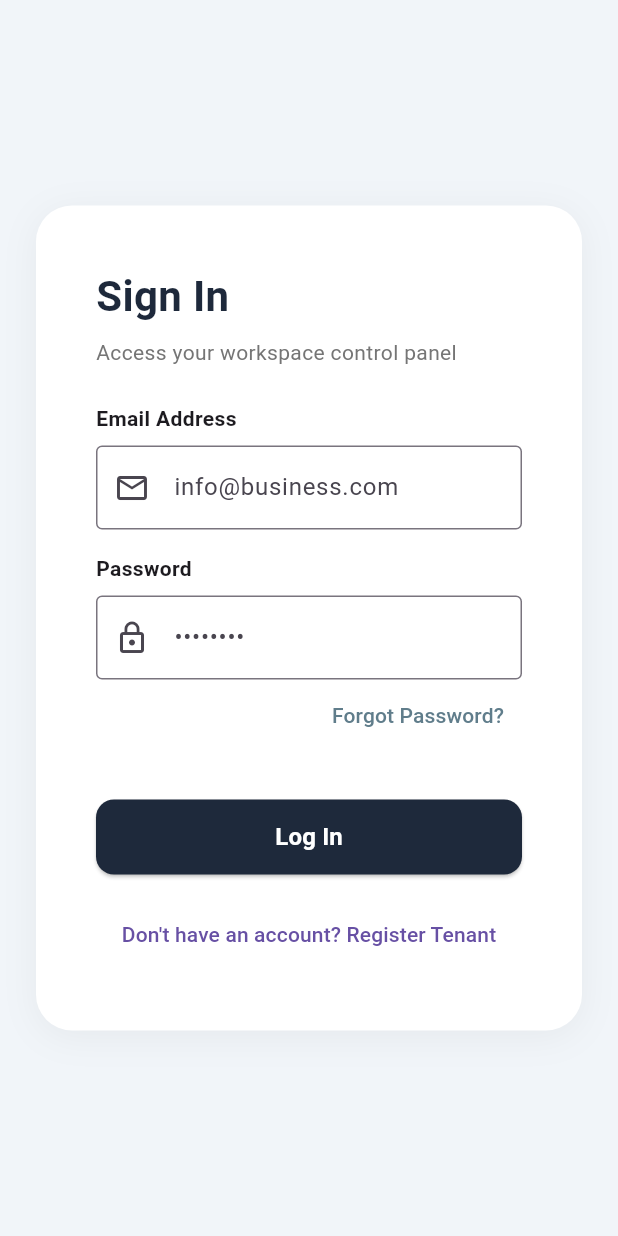
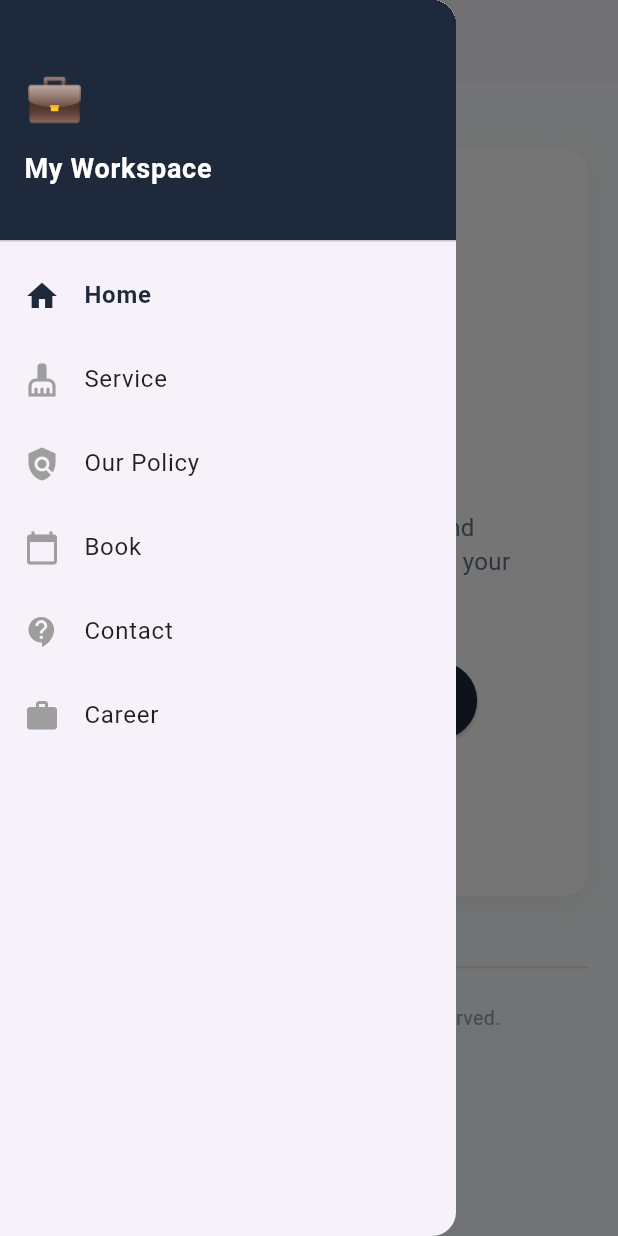
Before and after one commit to SFMASTER66/Pet, a Flutter app: the screen it shows after launch, with the side drawer open (before the commit the screen has no drawer), on a phone screen of 412 x 824 dp. Run offline on Flutter 3.47's test engine with Material 3 defaults, Android fonts, the phone set to English and light mode, and no system bars; our stand-ins replace go_router, shared_preferences, table_calendar; missing offline and left inert: flutter_stripe.

Commit message:
Add customer services pages

```diff
--- a/pet_hub_frontend/lib/main.dart
+++ b/pet_hub_frontend/lib/main.dart
@@ -7,34 +7,39 @@ import 'views/auth_wrapper.dart';
 import 'models/merchant_config.dart';
 import 'views/business_dashboard.dart';
 import 'package:flutter/foundation.dart';
-import 'package:flutter/material.dart';
 import 'package:flutter_stripe/flutter_stripe.dart';
-import 'package:flutter_web_plugins/url_strategy.dart';
 import 'config/app_config.dart';
 
+// Customer view imports
+import 'views/customer/customer_home_page.dart';
+import 'views/customer/customer_services_page.dart';
+import 'views/customer/customer_policy_page.dart';
+import 'views/customer/customer_book_page.dart';
+import 'views/customer/customer_contact_page.dart';
+import 'views/customer/customer_career_page.dart';
+
 String? jwtToken;
-bool isAdmin = false; // 👈 Track dashboard permission context globally
+bool isAdmin = false;
 late MerchantConfig globalMerchantConfig;
 late SharedPreferences prefs;
 
+const String kBaseUrl = 'http://localhost:8080';
+
 final GoRouter _router = GoRouter(
-  initialLocation: '/api/v1/login',
+  initialLocation: '/',
 
   redirect: (BuildContext context, GoRouterState state) {
     final bool loggingIn = state.matchedLocation == '/api/v1/login' ||
                            state.matchedLocation == '/api/v1/register';
 
-    // 🛠️ FIX: Only read from storage cache if runtime memory variables are empty
-    // This prevents overwriting the freshly assigned 'true' state with stale storage values during redirect transitions
     jwtToken ??= prefs.getString('jwt_token');
     if (prefs.containsKey('is_admin') && jwtToken != null) {
-      // If memory says true, preserve it; otherwise fallback to cache
       isAdmin = isAdmin || (prefs.getBool('is_admin') ?? false);
     }
 
     if (jwtToken == null) {
       if (loggingIn) return null;
-      return '/api/v1/login';
+      return null;
     }
 
     if (loggingIn) {
@@ -51,18 +56,76 @@ final GoRouter _router = GoRouter(
   },
 
   routes: [
+    // ---------------- Customer Routes ----------------
+    // Root landing page
+    GoRoute(
+      path: '/',
+      builder: (context, state) => CustomerHomePage(
+        config: globalMerchantConfig,
+        baseUrl: kBaseUrl,
+      ),
+    ),
+    // Route matching CustomerLayoutWrapper logo and 'Home' button navigation
+    GoRoute(
+      path: '/customer',
+      builder: (context, state) => CustomerHomePage(
+        config: globalMerchantConfig,
+        baseUrl: kBaseUrl,
+      ),
+    ),
+    // Service route
+    GoRoute(
+      path: '/customer/service',
+      builder: (context, state) => CustomerServicesPage(
+        config: globalMerchantConfig,
+      ),
+    ),
+    // Booking route
+    GoRoute(
+      path: '/customer/book',
+      builder: (context, state) => CustomerBookPage(
+        config: globalMerchantConfig,
+        baseUrl: kBaseUrl,
+      ),
+    ),
+    // Policy route
+    GoRoute(
+      path: '/customer/policy',
+      builder: (context, state) => CustomerPolicyPage(
+        config: globalMerchantConfig,
+        // baseUrl: kBaseUrl,
+      ),
+    ),
+    // Contact route
+    GoRoute(
+      path: '/customer/contact',
+      builder: (context, state) => CustomerContactPage(
+        config: globalMerchantConfig,
+        // baseUrl: kBaseUrl,
+      ),
+    ),
+    // Career route
+    GoRoute(
+      path: '/customer/career',
+      builder: (context, state) => CustomerCareerPage(
+        config: globalMerchantConfig,
+        // baseUrl: kBaseUrl,
+      ),
+    ),
+
+    // ---------------- Merchant Routes ----------------
     GoRoute(
       path: '/api/v1/login',
       builder: (context, state) => MerchantAuthWrapper(
         isRegisterMode: false,
-        onUpdateAuth: _handleAuthUpdate, // 👈 Handled via explicit functional callback method
+        onUpdateAuth: _handleAuthUpdate,
       ),
     ),
     GoRoute(
       path: '/api/v1/register',
       builder: (context, state) => MerchantAuthWrapper(
         isRegisterMode: true,
-        onUpdateAuth: _handleAuthUpdate, // 👈 Handled via explicit functional callback method
+        onUpdateAuth: _handleAuthUpdate,
       ),
     ),
     GoRoute(
@@ -71,7 +134,7 @@ final GoRouter _router = GoRouter(
         return UnifiedMerchantDashboard(
           config: globalMerchantConfig,
           authToken: jwtToken ?? '',
-          isAdmin: isAdmin, // 👈 FIXED: Parameter successfully injected
+          isAdmin: isAdmin,
           onLogout: () async {
             await prefs.remove('jwt_token');
             await prefs.remove('cached_config');
@@ -85,7 +148,6 @@ final GoRouter _router = GoRouter(
           },
           onConfigChanged: (updatedConfig) async {
             globalMerchantConfig = updatedConfig;
-            // Changed to .toJson() 👇
             await prefs.setString('cached_config', jsonEncode(updatedConfig.toJson()));
           },
         );
@@ -94,14 +156,11 @@ final GoRouter _router = GoRouter(
   ],
 );
 
-// Unified centralized authorization updates orchestrator execution block
 Future<void> _handleAuthUpdate(String token, String role, Map<String, dynamic> configPayload) async {
   jwtToken = token;
   isAdmin = (role == 'MERCHANT_ADMIN');
-  // Changed to .fromJson() 👇
   globalMerchantConfig = MerchantConfig.fromJson(configPayload);
 
-  // 🛠️ Synchronize elements completely before triggering router mutations
   await prefs.setString('jwt_token', token);
   await prefs.setBool('is_admin', isAdmin);
   await prefs.setString('cached_config', jsonEncode(configPayload));
@@ -112,7 +171,6 @@ Future<void> _handleAuthUpdate(String token, String role, Map<String, dynamic> c
       .trim()
       .replaceAll(RegExp(r'\s+'), '-');
 
-  // Trigger routing after the updates above are securely finalized
   _router.go('/api/v1/$businessSlug/dashboard');
 }
 
@@ -120,7 +178,6 @@ void main() async {
   usePathUrlStrategy();
   WidgetsFlutterBinding.ensureInitialized();
 
-  // ⚡ Configure Stripe synchronously without dotenv load issues
   Stripe.publishableKey = AppConfig.stripePublishableKey;
 
   if (!kIsWeb) {
@@ -128,7 +185,6 @@ void main() async {
     Stripe.urlScheme = AppConfig.urlScheme;
   }
 
-  // Safe apply settings call with fallback
   try {
     await Stripe.instance.applySettings();
   } catch (e) {
@@ -152,11 +208,10 @@ void main() async {
 }
 
 void _loadDefaultConfig() {
-  // Changed to .fromJson() 👇
   globalMerchantConfig = MerchantConfig.fromJson({
     'businessName': 'My Workspace',
     'logoIcon': '💼',
-    'primaryColor': '0xFF1E293B', // Wrapped in quotes to match hex string parsing if required by your model
+    'primaryColor': '0xFF1E293B',
     'tags': ['General'],
     'uiDictionary': {
       'btn_book': 'Book Appointment (Manual)',
--- /dev/null
+++ b/pet_hub_frontend/lib/views/customer/customer_home_page.dart
@@ -0,0 +1,91 @@
+import 'package:flutter/material.dart';
+import 'package:go_router/go_router.dart';
+import '../../models/merchant_config.dart';
+import 'customer_layout.dart';
+
+class CustomerHomePage extends StatelessWidget {
+  final MerchantConfig config;
+  final String baseUrl;
+
+  const CustomerHomePage({
+    super.key,
+    required this.config,
+    required this.baseUrl,
+  });
+
+  @override
+  Widget build(BuildContext context) {
+    return CustomerLayoutWrapper(
+      config: config,
+      activeTab: CustomerTab.home,
+      child: Column(
+        crossAxisAlignment: CrossAxisAlignment.center,
+        children: [
+          const SizedBox(height: 20),
+          Container(
+            width: double.infinity,
+            padding: const EdgeInsets.all(40),
+            decoration: BoxDecoration(
+              color: Colors.white,
+              borderRadius: BorderRadius.circular(16),
+              boxShadow: [
+                BoxShadow(
+                  color: Colors.black.withOpacity(0.04),
+                  blurRadius: 12,
+                  offset: const Offset(0, 4),
+                ),
+              ],
+            ),
+            child: Column(
+              children: [
+                Text(config.logoIcon, style: const TextStyle(fontSize: 64)),
+                const SizedBox(height: 16),
+                Text(
+                  "Welcome to ${config.businessName}",
+                  style: const TextStyle(
+                    fontSize: 28,
+                    fontWeight: FontWeight.bold,
+                    color: Color(0xFF0F172A),
+                  ),
+                  textAlign: TextAlign.center,
+                ),
+                const SizedBox(height: 12),
+                const Text(
+                  "Providing top-tier pet care and specialized services tailored for your needs.",
+                  style: TextStyle(fontSize: 16, color: Color(0xFF64748B)),
+                  textAlign: TextAlign.center,
+                ),
+                const SizedBox(height: 32),
+                Wrap(
+                  spacing: 16,
+                  runSpacing: 12,
+                  alignment: WrapAlignment.center,
+                  children: [
+                    ElevatedButton.icon(
+                      onPressed: () => context.go('/customer/book'),
+                      style: ElevatedButton.styleFrom(
+                        backgroundColor: config.primaryColor,
+                        foregroundColor: Colors.white,
+                        padding: const EdgeInsets.symmetric(horizontal: 24, vertical: 16),
+                      ),
+                      icon: const Icon(Icons.calendar_month, size: 18),
+                      label: const Text('Book Appointment Now'),
+                    ),
+                    OutlinedButton.icon(
+                      onPressed: () => context.go('/customer/service'),
+                      style: OutlinedButton.styleFrom(
+                        padding: const EdgeInsets.symmetric(horizontal: 24, vertical: 16),
+                      ),
+                      icon: const Icon(Icons.list_alt, size: 18),
+                      label: const Text('View All Services'),
+                    ),
+                  ],
+                ),
+              ],
+            ),
+          ),
+        ],
+      ),
+    );
+  }
+}
--- /dev/null
+++ b/pet_hub_frontend/lib/views/customer/customer_layout.dart
@@ -0,0 +1,150 @@
+import 'package:flutter/material.dart';
+import 'package:go_router/go_router.dart';
+import '../../models/merchant_config.dart';
+
+enum CustomerTab { home, service, policy, book, contact, career }
+
+class CustomerLayoutWrapper extends StatelessWidget {
+  final MerchantConfig config;
+  final CustomerTab activeTab;
+  final Widget child;
+
+  const CustomerLayoutWrapper({
+    super.key,
+    required this.config,
+    required this.activeTab,
+    required this.child,
+  });
+
+  @override
+  Widget build(BuildContext context) {
+    final isMobile = MediaQuery.of(context).size.width < 850;
+
+    return Scaffold(
+      backgroundColor: const Color(0xFFF8FAFC),
+      appBar: AppBar(
+        elevation: 1,
+        backgroundColor: Colors.white,
+        centerTitle: false,
+        iconTheme: IconThemeData(color: config.primaryColor),
+        title: InkWell(
+          onTap: () => context.go('/customer'),
+          child: Row(
+            mainAxisSize: MainAxisSize.min,
+            children: [
+              Text(config.logoIcon, style: const TextStyle(fontSize: 22)),
+              const SizedBox(width: 8),
+              Flexible(
+                child: Text(
+                  config.businessName,
+                  style: TextStyle(
+                    fontWeight: FontWeight.bold,
+                    color: config.primaryColor,
+                    fontSize: 18,
+                  ),
+                  overflow: TextOverflow.ellipsis,
+                ),
+              ),
+            ],
+          ),
+        ),
+        actions: isMobile
+            ? null
+            : [
+                _navBtn(context, 'Home', '/customer', activeTab == CustomerTab.home),
+                _navBtn(context, 'Service', '/customer/service', activeTab == CustomerTab.service),
+                _navBtn(context, 'Our Policy', '/customer/policy', activeTab == CustomerTab.policy),
+                _navBtn(context, 'Book', '/customer/book', activeTab == CustomerTab.book),
+                _navBtn(context, 'Contact', '/customer/contact', activeTab == CustomerTab.contact),
+                _navBtn(context, 'Career', '/customer/career', activeTab == CustomerTab.career),
+                const SizedBox(width: 16),
+              ],
+      ),
+      drawer: isMobile ? _buildMobileDrawer(context) : null,
+      body: SafeArea(
+        child: SingleChildScrollView(
+          padding: const EdgeInsets.symmetric(horizontal: 20, vertical: 24),
+          child: Center(
+            child: ConstrainedBox(
+              constraints: const BoxConstraints(maxWidth: 1000),
+              child: Column(
+                children: [
+                  child,
+                  const SizedBox(height: 40),
+                  Divider(color: Colors.grey.shade300),
+                  const SizedBox(height: 16),
+                  Text(
+                    "© ${DateTime.now().year} ${config.businessName}. All rights reserved.",
+                    style: const TextStyle(color: Color(0xFF94A3B8), fontSize: 13),
+                  ),
+                ],
+              ),
+            ),
+          ),
+        ),
+      ),
+    );
+  }
+
+  Widget _navBtn(BuildContext context, String title, String route, bool isActive) {
+    return TextButton(
+      onPressed: () => context.go(route),
+      child: Text(
+        title,
+        style: TextStyle(
+          fontWeight: isActive ? FontWeight.bold : FontWeight.w500,
+          color: isActive ? config.primaryColor : const Color(0xFF475569),
+          decoration: isActive ? TextDecoration.underline : TextDecoration.none,
+        ),
+      ),
+    );
+  }
+
+  Widget _buildMobileDrawer(BuildContext context) {
+    return Drawer(
+      child: ListView(
+        padding: EdgeInsets.zero,
+        children: [
+          DrawerHeader(
+            decoration: BoxDecoration(color: config.primaryColor),
+            child: Column(
+              crossAxisAlignment: CrossAxisAlignment.start,
+              mainAxisAlignment: MainAxisAlignment.center,
+              children: [
+                Text(config.logoIcon, style: const TextStyle(fontSize: 32)),
+                const SizedBox(height: 8),
+                Text(
+                  config.businessName,
+                  style: const TextStyle(color: Colors.white, fontSize: 18, fontWeight: FontWeight.bold),
+                ),
+              ],
+            ),
+          ),
+          _drawerItem(context, 'Home', Icons.home, '/customer', activeTab == CustomerTab.home),
+          _drawerItem(context, 'Service', Icons.cleaning_services, '/customer/service', activeTab == CustomerTab.service),
+          _drawerItem(context, 'Our Policy', Icons.policy, '/customer/policy', activeTab == CustomerTab.policy),
+          _drawerItem(context, 'Book', Icons.calendar_today, '/customer/book', activeTab == CustomerTab.book),
+          _drawerItem(context, 'Contact', Icons.contact_support, '/customer/contact', activeTab == CustomerTab.contact),
+          _drawerItem(context, 'Career', Icons.work, '/customer/career', activeTab == CustomerTab.career),
+        ],
+      ),
+    );
+  }
+
+  Widget _drawerItem(BuildContext context, String title, IconData icon, String route, bool isActive) {
+    return ListTile(
+      leading: Icon(icon, color: isActive ? config.primaryColor : Colors.grey),
+      title: Text(
+        title,
+        style: TextStyle(
+          fontWeight: isActive ? FontWeight.bold : FontWeight.normal,
+          color: isActive ? config.primaryColor : Colors.black87,
+        ),
+      ),
+      onTap: () {
+        Navigator.pop(context);
+        context.go(route);
+      },
+    );
+  }
+}
--- /dev/null
+++ b/pet_hub_frontend/lib/views/customer/customer_policy_page.dart
@@ -0,0 +1,48 @@
+import 'package:flutter/material.dart';
+import '../../models/merchant_config.dart';
+import 'customer_layout.dart';
+
+class CustomerPolicyPage extends StatelessWidget {
+  final MerchantConfig config;
+
+  const CustomerPolicyPage({super.key, required this.config});
+
+  @override
+  Widget build(BuildContext context) {
+    return CustomerLayoutWrapper(
+      config: config,
+      activeTab: CustomerTab.policy,
+      child: Column(
+        crossAxisAlignment: CrossAxisAlignment.start,
+        children: [
+          const Text("Our Store Policies", style: TextStyle(fontSize: 24, fontWeight: FontWeight.bold)),
+          const SizedBox(height: 6),
+          const Text("Please read our policies regarding appointments, cancellations, and service standards.", style: TextStyle(color: Color(0xFF64748B))),
+          const SizedBox(height: 20),
+          _policyCard("1. Cancellations & Rescheduling", "We require at least 24 hours notice for any appointment cancellations or rescheduling requests. Cancellations made with short notice may forfeit their deposit."),
+          _policyCard("2. Health & Safety Requirements", "For the safety of all pets and staff, pets must be up to date on required vaccinations prior to their scheduled visit."),
+          _policyCard("3. Late Arrivals", "Arriving more than 15 minutes late may require rescheduling your appointment to ensure we give every customer full attention without delaying subsequent appointments."),
+          _policyCard("4. Special Handling & Fees", "Special handling or extra care requirements will be assessed at arrival and may incur additional service charges."),
+        ],
+      ),
+    );
+  }
+
+  Widget _policyCard(String title, String description) {
+    return Card(
+      margin: const EdgeInsets.only(bottom: 16),
+      shape: RoundedRectangleBorder(borderRadius: BorderRadius.circular(12)),
+      child: Padding(
+        padding: const EdgeInsets.all(20.0),
+        child: Column(
+          crossAxisAlignment: CrossAxisAlignment.start,
+          children: [
+            Text(title, style: const TextStyle(fontSize: 16, fontWeight: FontWeight.bold)),
+            const SizedBox(height: 8),
+            Text(description, style: const TextStyle(color: Color(0xFF475569), height: 1.5)),
+          ],
+        ),
+      ),
+    );
+  }
+}
```
Also changed, not shown: pet_hub_frontend/lib/views/customer/customer_book_page.dart (added, +81 -0 lines), pet_hub_frontend/lib/views/customer/customer_career_page.dart (added, +73 -0 lines), pet_hub_frontend/lib/views/customer/customer_contact_page.dart (added, +71 -0 lines), pet_hub_frontend/lib/views/customer/customer_services_page.dart (added, +96 -0 lines).
